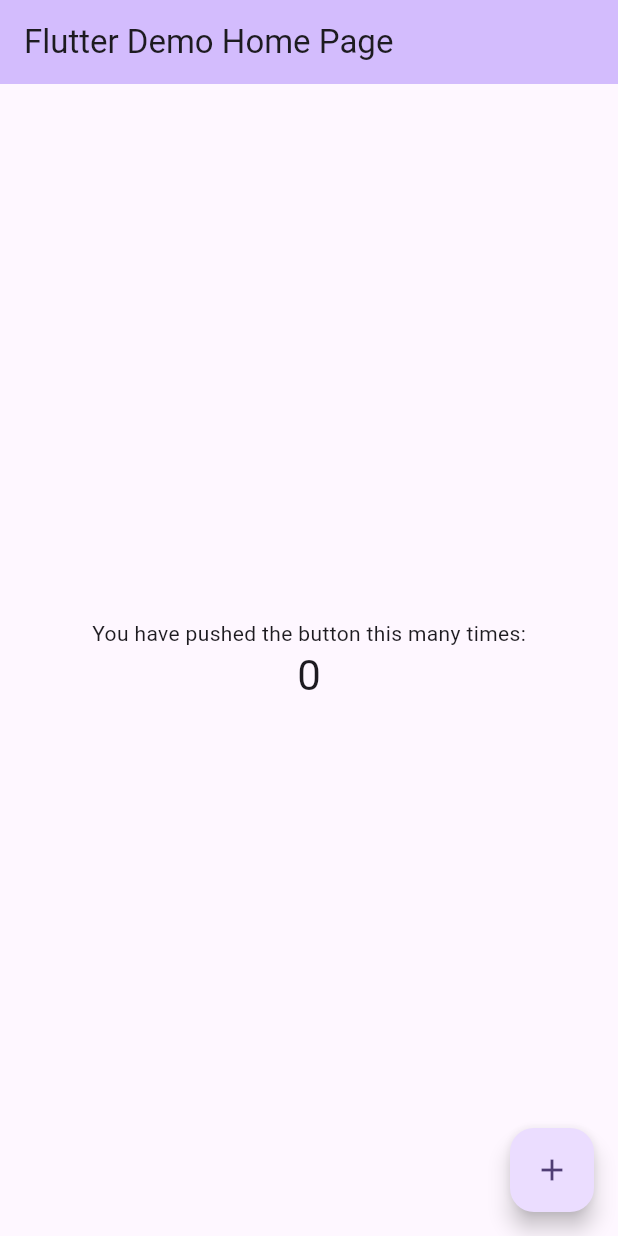
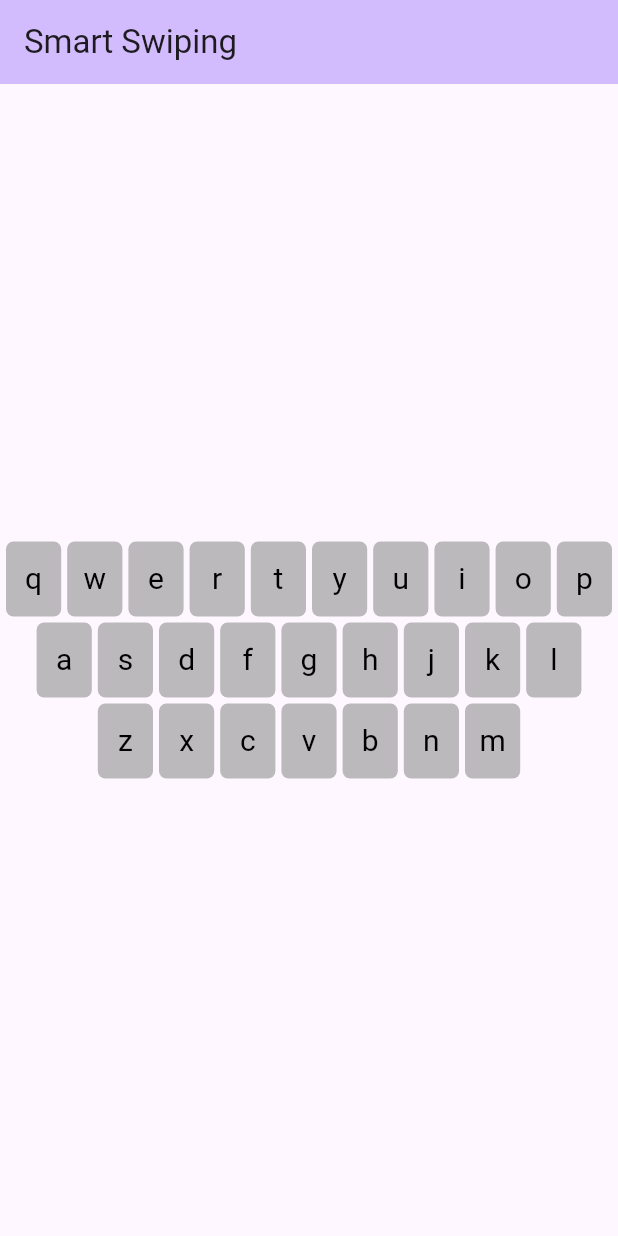
Before and after one commit to kiru-12/Smart_Swiping, a Flutter app: the screen it shows after launch, on a phone screen of 412 x 824 dp. Run offline on Flutter 3.47's test engine with Material 3 defaults, Android fonts, the phone set to English and light mode, and no system bars.

Commit message:
add: basic keyboard layout

```diff
--- /dev/null
+++ b/app/lib/custom_keyboard.dart
@@ -0,0 +1,60 @@
+import 'package:flutter/material.dart';
+
+const double padding = 2;
+const double heightOfKey = 50;
+const keysList = ["qwertyuiop", "asdfghjkl", "zxcvbnm"];
+
+class CustomKeyBoard extends StatelessWidget {
+  const CustomKeyBoard({super.key});
+
+  static getWidthOfKey(BuildContext context) =>
+      (MediaQuery.of(context).size.width - (2 * padding)) / keysList[0].length;
+
+  @override
+  Widget build(BuildContext context) {
+    double widthOfKey = getWidthOfKey(context);
+
+    return SizedBox(
+      width: MediaQuery.of(context).size.width,
+      child: Column(
+        children: keysList
+            .map(
+              (keys) => Row(
+                mainAxisAlignment: MainAxisAlignment.center,
+                children: keys.split("").map((key) => KeyBoardKey(widthOfKey: widthOfKey, text: key)).toList(),
+              ),
+            )
+            .toList(),
+      ),
+    );
+  }
+}
+
+class KeyBoardKey extends StatelessWidget {
+  const KeyBoardKey({super.key, required this.widthOfKey, required this.text});
+
+  final double widthOfKey;
+  final String text;
+
+  @override
+  Widget build(BuildContext context) {
+    return Container(
+      width: widthOfKey - (2 * padding),
+      height: heightOfKey,
+      margin: const EdgeInsets.all(padding),
+      decoration: BoxDecoration(
+        color: Colors.grey.withOpacity(0.7),
+        borderRadius: BorderRadius.circular(5),
+      ),
+      child: Material(
+        color: Colors.transparent,
+        child: InkWell(
+          borderRadius: BorderRadius.circular(5),
+          splashColor: Colors.red,
+          onTap: () {},
+          child: Center(child: Text(text, style: const TextStyle(color: Colors.black, fontSize: 20))),
+        ),
+      ),
+    );
+  }
+}
--- a/app/lib/main.dart
+++ b/app/lib/main.dart
@@ -1,3 +1,4 @@
+import 'package:app/custom_keyboard.dart';
 import 'package:flutter/material.dart';
 
 void main() {
@@ -7,119 +8,37 @@
 class MyApp extends StatelessWidget {
   const MyApp({super.key});
 
-  // This widget is the root of your application.
   @override
   Widget build(BuildContext context) {
     return MaterialApp(
-      title: 'Flutter Demo',
-      theme: ThemeData(
-        // This is the theme of your application.
-        //
-        // TRY THIS: Try running your application with "flutter run". You'll see
-        // the application has a purple toolbar. Then, without quitting the app,
-        // try changing the seedColor in the colorScheme below to Colors.green
-        // and then invoke "hot reload" (save your changes or press the "hot
-        // reload" button in a Flutter-supported IDE, or press "r" if you used
-        // the command line to start the app).
-        //
-        // Notice that the counter didn't reset back to zero; the application
-        // state is not lost during the reload. To reset the state, use hot
-        // restart instead.
-        //
-        // This works for code too, not just values: Most code changes can be
-        // tested with just a hot reload.
-        colorScheme: ColorScheme.fromSeed(seedColor: Colors.deepPurple),
-        useMaterial3: true,
-      ),
-      home: const MyHomePage(title: 'Flutter Demo Home Page'),
+      title: 'Smart Swiping',
+      theme: ThemeData(colorScheme: ColorScheme.fromSeed(seedColor: Colors.deepPurple), useMaterial3: true),
+      home: MyHomePage(),
     );
   }
 }
 
-class MyHomePage extends StatefulWidget {
-  const MyHomePage({super.key, required this.title});
+class MyHomePage extends StatelessWidget {
+  MyHomePage({super.key});
 
-  // This widget is the home page of your application. It is stateful, meaning
-  // that it has a State object (defined below) that contains fields that affect
-  // how it looks.
-
-  // This class is the configuration for the state. It holds the values (in this
-  // case the title) provided by the parent (in this case the App widget) and
-  // used by the build method of the State. Fields in a Widget subclass are
-  // always marked "final".
-
-  final String title;
-
-  @override
-  State<MyHomePage> createState() => _MyHomePageState();
-}
-
-class _MyHomePageState extends State<MyHomePage> {
-  int _counter = 0;
-
-  void _incrementCounter() {
-    setState(() {
-      // This call to setState tells the Flutter framework that something has
-      // changed in this State, which causes it to rerun the build method below
-      // so that the display can reflect the updated values. If we changed
-      // _counter without calling setState(), then the build method would not be
-      // called again, and so nothing would appear to happen.
-      _counter++;
-    });
-  }
+  final TextEditingController textEditingController = TextEditingController();
 
   @override
   Widget build(BuildContext context) {
-    // This method is rerun every time setState is called, for instance as done
-    // by the _incrementCounter method above.
-    //
-    // The Flutter framework has been optimized to make rerunning build methods
-    // fast, so that you can just rebuild anything that needs updating rather
-    // than having to individually change instances of widgets.
     return Scaffold(
       appBar: AppBar(
-        // TRY THIS: Try changing the color here to a specific color (to
-        // Colors.amber, perhaps?) and trigger a hot reload to see the AppBar
-        // change color while the other colors stay the same.
         backgroundColor: Theme.of(context).colorScheme.inversePrimary,
-        // Here we take the value from the MyHomePage object that was created by
-        // the App.build method, and use it to set our appbar title.
-        title: Text(widget.title),
+        title: const Text("Smart Swiping"),
       ),
-      body: Center(
-        // Center is a layout widget. It takes a single child and positions it
-        // in the middle of the parent.
-        child: Column(
-          // Column is also a layout widget. It takes a list of children and
-          // arranges them vertically. By default, it sizes itself to fit its
-          // children horizontally, and tries to be as tall as its parent.
-          //
-          // Column has various properties to control how it sizes itself and
-          // how it positions its children. Here we use mainAxisAlignment to
-          // center the children vertically; the main axis here is the vertical
-          // axis because Columns are vertical (the cross axis would be
-          // horizontal).
-          //
-          // TRY THIS: Invoke "debug painting" (choose the "Toggle Debug Paint"
-          // action in the IDE, or press "p" in the console), to see the
-          // wireframe for each widget.
-          mainAxisAlignment: MainAxisAlignment.center,
-          children: <Widget>[
-            const Text(
-              'You have pushed the button this many times:',
-            ),
-            Text(
-              '$_counter',
-              style: Theme.of(context).textTheme.headlineMedium,
-            ),
-          ],
-        ),
+      body: const Column(
+        mainAxisSize: MainAxisSize.max,
+        children: [
+          // Expanded(child: Center(child: Text(textEditingController.text))),
+          Expanded(child: SizedBox()),
+          Center(child: CustomKeyBoard()),
+          Expanded(child: SizedBox()),
+        ],
       ),
-      floatingActionButton: FloatingActionButton(
-        onPressed: _incrementCounter,
-        tooltip: 'Increment',
-        child: const Icon(Icons.add),
-      ), // This trailing comma makes auto-formatting nicer for build methods.
     );
   }
 }
```
